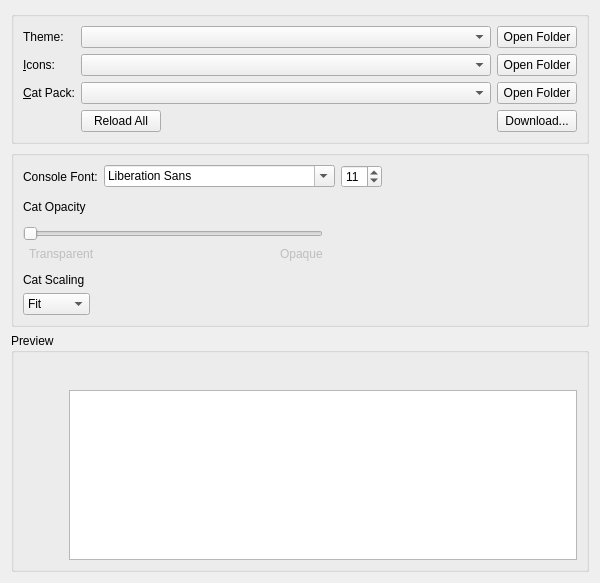
Qt form launcher/ui/widgets/AppearanceWidget.ui (AndreaFrederica/LunaLauncher) before a commit.
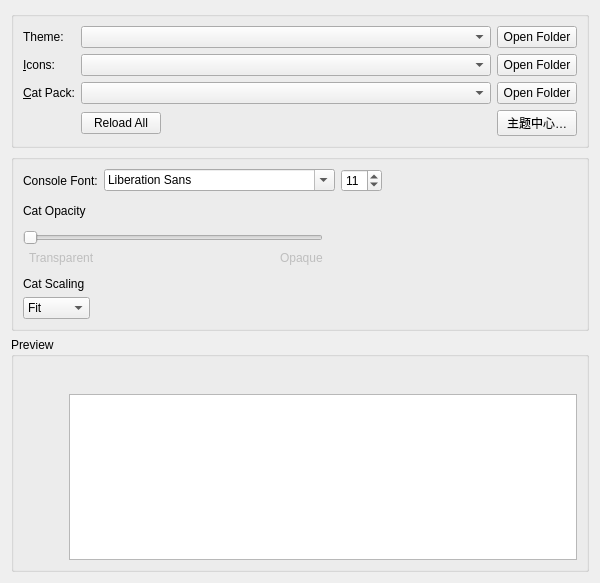
The same form after that commit. Icons and pictures are not drawn.

Patch:
```diff
--- a/launcher/ui/widgets/AppearanceWidget.ui
+++ b/launcher/ui/widgets/AppearanceWidget.ui
@@ -113,7 +113,7 @@
         <item row="3" column="3">
          <widget class="QPushButton" name="downloadThemesButton">
           <property name="text">
-           <string>Download...</string>
+           <string>主题中心…</string>
           </property>
          </widget>
         </item>
```
